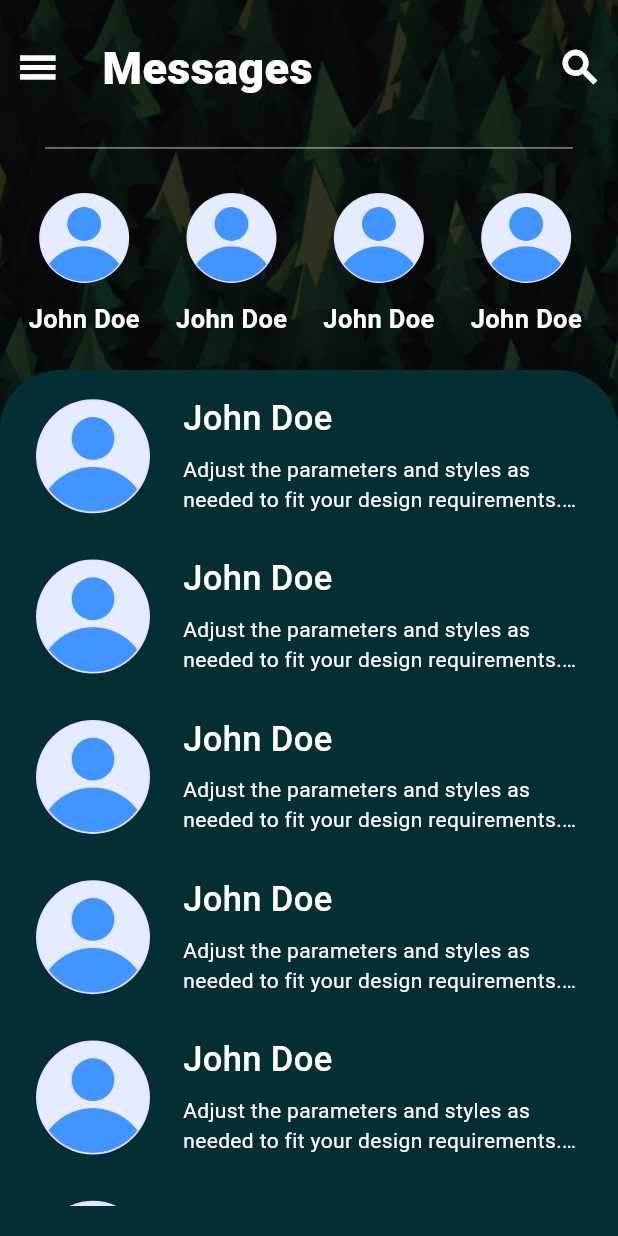
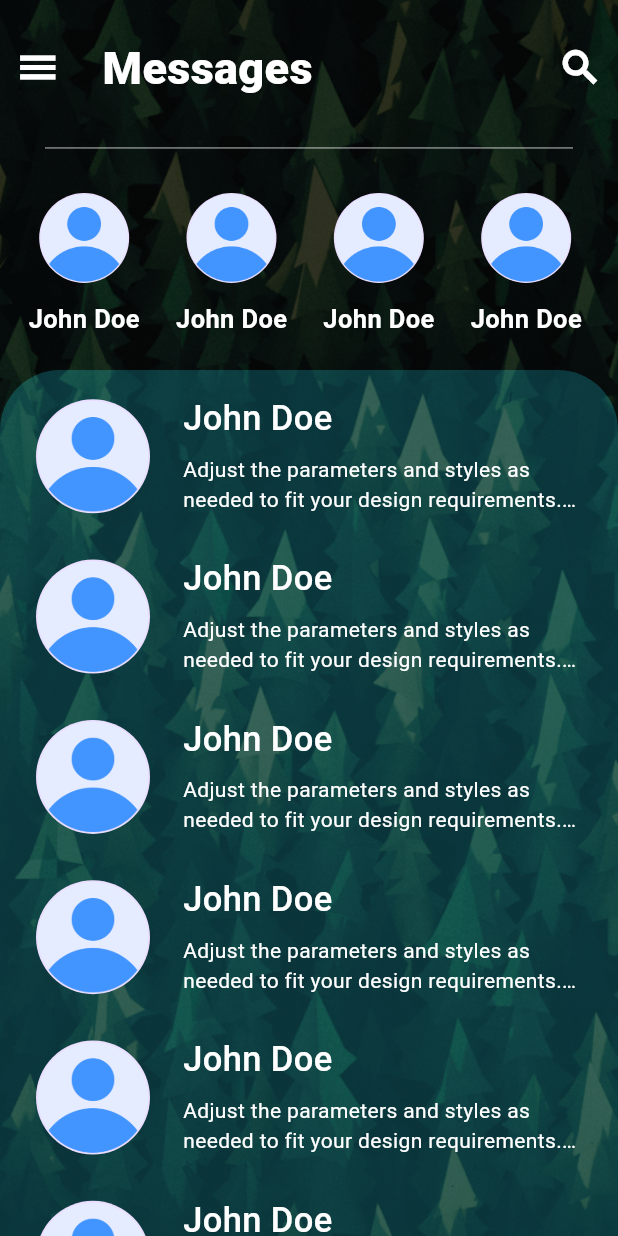
Before and after one commit to iNsoM22/chatapp, a Flutter app: the MyChatHomePage screen opened by its route, on a phone screen of 412 x 824 dp. Run offline on Flutter 3.47's test engine with Material 3 defaults, Android fonts, the phone set to English and light mode, and no system bars.

Commit message:
Made the Sidebar + Interaction Effect with Back Screen

```diff
--- a/lib/main.dart
+++ b/lib/main.dart
@@ -2,6 +2,7 @@ import "package:chatapp/screens/account_creation_screen.dart";
 import "package:chatapp/screens/chat_screen.dart";
 import "package:chatapp/screens/homepage_screen.dart";
 import "package:chatapp/screens/login_screen.dart";
+import "package:chatapp/screens/profile_screen.dart";
 import "package:chatapp/screens/start_screen.dart";
 import "package:flutter/material.dart";
 
@@ -21,7 +22,8 @@ class MyApp extends StatelessWidget {
         '/chatHomePage': (context) => const MyChatHomePage(),
         '/login': (context) => const MyLoginScreen(),
         '/signup': (context) => const MyAccountCreationScreen(),
-        '/chatbox:id': (context) => const MyChatScreenUI()
+        '/chatbox:id': (context) => const MyChatScreenUI(),
+        '/profile': (context) => const MyAccountProfileScreen(),
       },
     );
   }
--- a/lib/screens/chat_screen.dart
+++ b/lib/screens/chat_screen.dart
@@ -3,9 +3,7 @@ import 'package:chatapp/widgets/buttons.dart';
 import 'package:chatapp/widgets/custom_appbar.dart';
 import 'package:chatapp/widgets/input_text_field.dart';
 import 'package:chatapp/widgets/message.dart';
-import 'package:flutter/cupertino.dart';
 import 'package:flutter/material.dart';
-import 'package:flutter/widgets.dart';
 
 class MyChatScreenUI extends StatefulWidget {
   const MyChatScreenUI({super.key});
@@ -36,7 +34,7 @@ class _MyChatScreenUIState extends State<MyChatScreenUI> {
               onClick: () => Navigator.pop(context),
             ),
           ),
-          Divider(
+          const Divider(
             height: 2,
             indent: 20,
             endIndent: 20,
--- a/lib/screens/homepage_screen.dart
+++ b/lib/screens/homepage_screen.dart
@@ -1,43 +1,63 @@
-import "package:chatapp/widgets/chatbox_creator.dart";
-import "package:chatapp/widgets/custom_appbar.dart";
-import "package:chatapp/widgets/recent_avators.dart";
-import "../widgets/background_scaffold.dart";
-import "package:flutter/material.dart";
+import 'package:flutter/material.dart';
+import 'package:chatapp/widgets/buttons.dart';
+import 'package:chatapp/widgets/chatbox_creator.dart';
+import 'package:chatapp/widgets/custom_appbar.dart';
+import 'package:chatapp/widgets/recent_avators.dart';
+import 'package:chatapp/widgets/sidebar_widget.dart';
+import '../widgets/background_scaffold.dart';
 
-class MyChatHomePage extends StatelessWidget {
+class MyChatHomePage extends StatefulWidget {
   const MyChatHomePage({super.key});
+
+  @override
+  State<MyChatHomePage> createState() => _MyChatHomePageState();
+}
+
+class _MyChatHomePageState extends State<MyChatHomePage> {
+  bool _isSidebarOpen = false;
+
+  void _toggleSidebar() {
+    setState(() {
+      _isSidebarOpen = !_isSidebarOpen;
+    });
+  }
+
+  void _closeSidebar() {
+    setState(() {
+      _isSidebarOpen = false;
+    });
+  }
 
   @override
   Widget build(BuildContext context) {
     double height = MediaQuery.of(context).size.height;
-    // double width = MediaQuery.of(context).size.width;
+    double width = MediaQuery.of(context).size.width;
 
     return MyCustomBackgroudScaffold(
       backgroundDarken: 0.74,
-      child: SingleChildScrollView(
-        child: Column(children: [
+      child: Stack(
+        children: [
+          AbsorbPointer(
+            absorbing: _isSidebarOpen,
+            child: Column(
+              children: [
                 MyCustomAppBar(
                   height: height * 0.11,
                   title: "Messages",
                   titleSize: 30,
                   titleColor: Colors.white,
-            leadingWidget: Text(
-              String.fromCharCode(Icons.menu.codePoint),
-              style: TextStyle(
-                color: Colors.white,
-                fontSize: 30.0,
-                fontWeight: FontWeight.w800,
-                fontFamily: Icons.menu.fontFamily,
+                  leadingWidget: MyIconButtonLayout(
+                    buttonIcon: Icons.menu,
+                    iconColor: Colors.white,
+                    iconSize: 30,
+                    iconWeight: FontWeight.w600,
+                    onClick: _toggleSidebar,
                   ),
-            ),
-            trailingWidget: Text(
-              String.fromCharCode(Icons.search.codePoint),
-              style: TextStyle(
-                color: Colors.white,
-                fontSize: 30.0,
-                fontWeight: FontWeight.w800,
-                fontFamily: Icons.search.fontFamily,
-              ),
+                  trailingWidget: const MyIconButtonLayout(
+                    buttonIcon: Icons.search_sharp,
+                    iconColor: Colors.white,
+                    iconSize: 30,
+                    iconWeight: FontWeight.w600,
                   ),
                 ),
                 const Divider(
@@ -56,20 +76,55 @@ class MyChatHomePage extends StatelessWidget {
                   height: height * 0.17,
                   child: const MyRecentAvatarsRowWidget(),
                 ),
-          Container(
+                Expanded(
+                  child: Container(
                     alignment: Alignment.topCenter,
-            padding:
-                const EdgeInsets.only(top: 4, left: 20, right: 10, bottom: 94),
-            height: height * 0.79,
+                    padding: const EdgeInsets.only(top: 4, left: 20, right: 10),
                     decoration: const BoxDecoration(
                       color: Color.fromARGB(255, 5, 46, 51),
+                      backgroundBlendMode: BlendMode.plus,
                       borderRadius: BorderRadius.vertical(
                         top: Radius.circular(40),
                       ),
                     ),
                     child: const MyChatBoxCardsSectionCreator(),
-          )
-        ]),
+                  ),
+                ),
+              ],
+            ),
+          ),
+          if (_isSidebarOpen)
+            Positioned(
+              top: 0,
+              bottom: 0,
+              left: 0,
+              width: width * 0.6,
+              child: GestureDetector(
+                onHorizontalDragEnd: (details) {
+                  double velocity = details.primaryVelocity ?? 0;
+                  double velocityThreshold = 300;
+
+                  if (velocity.abs() > velocityThreshold) {
+                    _closeSidebar();
+                  }
+                },
+                child: MyCustomSideBarWidget(onClose: _closeSidebar),
+              ),
+            ),
+          if (_isSidebarOpen)
+            Positioned(
+              top: 0,
+              bottom: 0,
+              left: width * 0.6,
+              right: 0,
+              child: GestureDetector(
+                onTap: _closeSidebar,
+                child: Container(
+                  color: Colors.transparent,
+                ),
+              ),
+            ),
+        ],
       ),
     );
   }
--- a/lib/widgets/background_scaffold.dart
+++ b/lib/widgets/background_scaffold.dart
@@ -1,4 +1,4 @@
-import "package:flutter/material.dart";
+import 'package:flutter/material.dart';
 
 class MyCustomBackgroudScaffold extends StatelessWidget {
   const MyCustomBackgroudScaffold({
@@ -34,7 +34,7 @@ class MyCustomBackgroudScaffold extends StatelessWidget {
               backgroundBlendMode: blendMode,
             ),
           ),
-          SafeArea(child: child!)
+          SafeArea(child: child ?? Container())
         ],
       ),
     );
--- a/lib/widgets/custom_appbar.dart
+++ b/lib/widgets/custom_appbar.dart
@@ -1,8 +1,8 @@
-import "package:flutter/material.dart";
+import 'package:flutter/material.dart';
 
-class MyCustomAppBar extends StatelessWidget {
+class MyCustomAppBar extends StatefulWidget {
   const MyCustomAppBar({
-    super.key,
+    Key? key,
     required this.height,
     this.title,
     this.leadingWidget,
@@ -13,7 +13,7 @@ class MyCustomAppBar extends StatelessWidget {
     this.titleSize = 30,
     this.horizontalPadding = 10,
     this.blendMode = BlendMode.darken,
-  });
+  }) : super(key: key);
 
   final double height;
   final String? title;
@@ -27,36 +27,43 @@ class MyCustomAppBar extends StatelessWidget {
   final BlendMode blendMode;
 
   @override
+  _MyCustomAppBarState createState() => _MyCustomAppBarState();
+}
+
+class _MyCustomAppBarState extends State<MyCustomAppBar> {
+  @override
   Widget build(BuildContext context) {
     return Container(
-      padding: EdgeInsets.symmetric(horizontal: horizontalPadding, vertical: 0),
+      padding: EdgeInsets.symmetric(
+          horizontal: widget.horizontalPadding, vertical: 0),
       decoration: BoxDecoration(
-        backgroundBlendMode: blendMode,
-        color: color,
+        backgroundBlendMode: widget.blendMode,
+        color: widget.color,
       ),
-      height: height,
+      height: widget.height,
       child: Row(
         mainAxisAlignment: MainAxisAlignment.center,
         children: [
-          if (leadingWidget != null) leadingWidget!,
+          if (widget.leadingWidget != null) widget.leadingWidget!,
           const SizedBox(
             width: 28,
           ),
-          if (title != null)
+          if (widget.title != null)
             Expanded(
               flex: 10,
               child: Text(
-                title!,
+                widget.title!,
                 textAlign: TextAlign.left,
                 style: TextStyle(
-                    color: titleColor,
-                    fontSize: titleSize,
-                    fontStyle: titleStyle,
+                    color: widget.titleColor,
+                    fontSize: widget.titleSize,
+                    fontStyle: widget.titleStyle,
                     fontWeight: FontWeight.w800),
               ),
             ),
-          if (trailingWidget != null) trailingWidget!,
-          if (title == null && trailingWidget == null) const Spacer(),
+          if (widget.trailingWidget != null) widget.trailingWidget!,
+          if (widget.title == null && widget.trailingWidget == null)
+            const Spacer(),
         ],
       ),
     );
```
Also changed, not shown: lib/screens/profile_screen.dart (added, +20 -0 lines), lib/widgets/sidebar_widget.dart (added, +104 -0 lines). Lines whose indentation alone changed are shown as unchanged.
